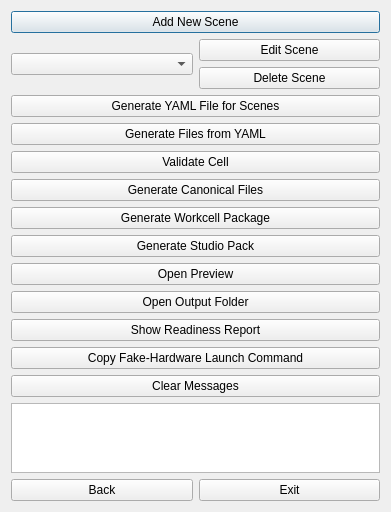
Above: workcell_builder/workcell_builder/gui/scene_select.ui from Mukaram01/Easy_Manipulator_Improved before the change. Below: the same form after it.
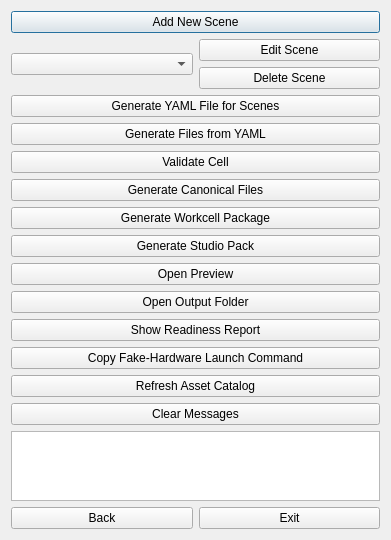
That is the form after the change.

Commit message: Add workcell_builder GUI self-test acceptance path

Patch:
```diff
--- a/workcell_builder/workcell_builder/gui/scene_select.ui
+++ b/workcell_builder/workcell_builder/gui/scene_select.ui
@@ -125,6 +125,11 @@
        <property name="text"><string>Copy Fake-Hardware Launch Command</string></property>
       </widget>
      </item>
+     <item>
+      <widget class="QPushButton" name="refresh_asset_catalog">
+       <property name="text"><string>Refresh Asset Catalog</string></property>
+      </widget>
+     </item>
      <item>
       <widget class="QPushButton" name="clear_logs">
        <property name="toolTip">
```
The commit also changes 7 other files.
